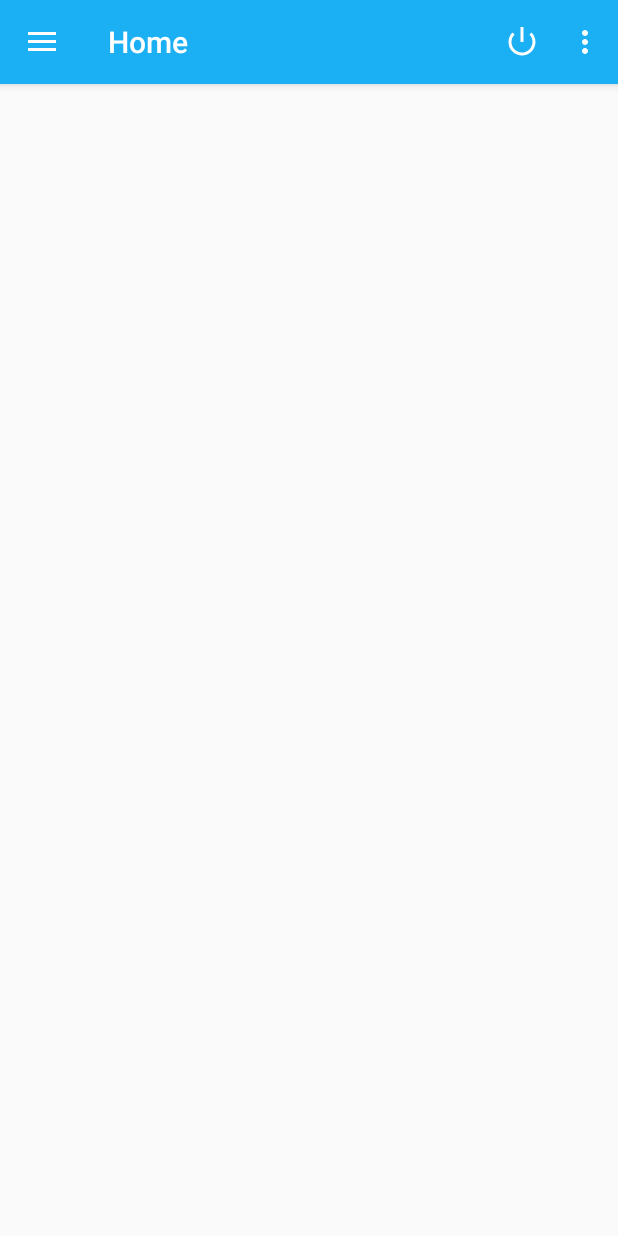
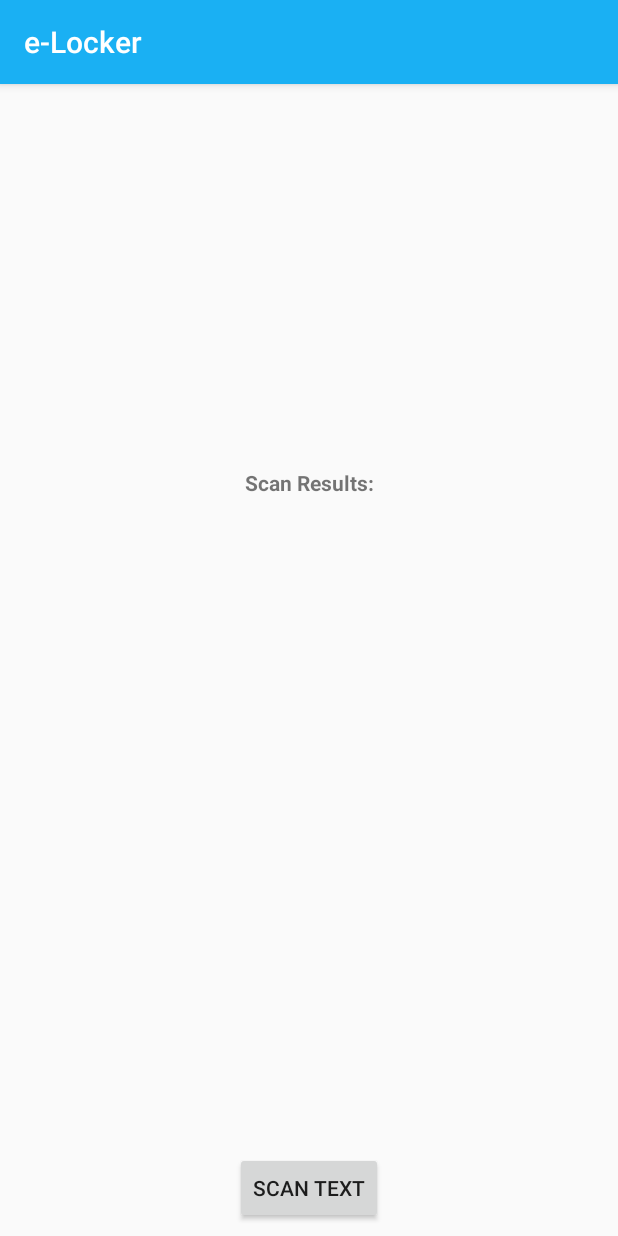
Before and after one commit to harshkhare93/e-Locker-project-work, an Android app: the screen it shows after launch once a user with an empty profile is signed in (Home before the commit, Scanning_OCR after it), after a tap on "Scan Documents", on a phone screen of 412 x 824 dp. Run offline under Robolectric (Android 15) with nearby library versions, the phone set to English and light mode, and no system bars; our stand-ins replace Firebase (no records; nobody signed in at launch, a user with empty details on screens opened directly); libraries missing offline, so code that uses them is left out: com.facebook, com.facebook.login; 5 statements that could not run were skipped; 1 other tap on this screen came first.

Commit message:
scanning documents
Scanning document completed using OCR Technics

```diff
--- a/app/build.gradle
+++ b/app/build.gradle
@@ -5,7 +5,7 @@ android {
     buildToolsVersion "25.0.2"
     defaultConfig {
         applicationId "harshkhare.e_locker"
-        minSdkVersion 21
+        minSdkVersion 19
         targetSdkVersion 25
         versionCode 1
         versionName "1.0"
@@ -33,10 +33,12 @@ dependencies {
     compile 'com.google.android.gms:play-services-auth:10.0.1'
     compile 'com.facebook.android:facebook-android-sdk:[4,5)'
     compile 'com.github.medyo:fancybuttons:1.8.3'
-    compile "com.squareup.picasso:picasso:2.5.2"
+    compile 'com.squareup.picasso:picasso:2.5.2'
+    compile 'com.google.android.gms:play-services-vision:10.0.1'
     testCompile 'junit:junit:4.12'
 }
 
 
 
+
 apply plugin: 'com.google.gms.google-services'
--- a/app/src/main/java/harshkhare/e_locker/Home.java
+++ b/app/src/main/java/harshkhare/e_locker/Home.java
@@ -2,9 +2,7 @@ package harshkhare.e_locker;
 
 import android.content.Intent;
 import android.os.Bundle;
-import android.support.design.widget.FloatingActionButton;
-import android.support.design.widget.Snackbar;
-import android.view.View;
+
 import android.support.design.widget.NavigationView;
 import android.support.v4.view.GravityCompat;
 import android.support.v4.widget.DrawerLayout;
@@ -13,6 +11,8 @@ import android.support.v7.app.AppCompatActivity;
 import android.support.v7.widget.Toolbar;
 import android.view.Menu;
 import android.view.MenuItem;
+
+
 
 import static android.R.attr.id;
 
@@ -75,6 +75,8 @@ public class Home extends AppCompatActivity implements NavigationView.OnNavigati
 
             case R.id.nav_camera:
                // todo Handle the camera action
+                Intent camera=new Intent(Home.this,Scanning_OCR.class);
+                startActivity(camera);
                 break;
             case R.id.nav_upload:
                 //todo upload documents
--- /dev/null
+++ b/app/src/main/java/harshkhare/e_locker/Scanning_OCR.java
@@ -0,0 +1,165 @@
+package harshkhare.e_locker;
+
+import android.Manifest;
+import android.content.Context;
+import android.content.Intent;
+import android.content.pm.PackageManager;
+import android.graphics.Bitmap;
+import android.graphics.BitmapFactory;
+import android.net.Uri;
+import android.os.Environment;
+import android.provider.MediaStore;
+import android.support.annotation.NonNull;
+import android.support.v4.app.ActivityCompat;
+import android.support.v7.app.AppCompatActivity;
+import android.os.Bundle;
+import android.util.Log;
+import android.util.SparseArray;
+import android.view.View;
+import android.widget.Button;
+import android.widget.TextView;
+import android.widget.Toast;
+
+import com.google.android.gms.vision.Frame;
+import com.google.android.gms.vision.text.Text;
+import com.google.android.gms.vision.text.TextBlock;
+import com.google.android.gms.vision.text.TextRecognizer;
+
+
+
+
+import java.io.File;
+import java.io.FileNotFoundException;
+
+public class Scanning_OCR extends AppCompatActivity {
+    private static final String LOG_TAG = "Text API";
+    private static final int PHOTO_REQUEST = 10;
+    private TextView scanResults;
+    private Uri imageUri;
+    private TextRecognizer detector;
+    private static final int REQUEST_WRITE_PERMISSION = 20;
+    private static final String SAVED_INSTANCE_URI = "uri";
+    private static final String SAVED_INSTANCE_RESULT = "result";
+
+    @Override
+    protected void onCreate(Bundle savedInstanceState) {
+        super.onCreate(savedInstanceState);
+        setContentView(R.layout.activity_scanning__ocr);
+        Button button = (Button) findViewById(R.id.button);
+        scanResults = (TextView) findViewById(R.id.results);
+        if (savedInstanceState != null) {
+            imageUri = Uri.parse(savedInstanceState.getString(SAVED_INSTANCE_URI));
+            scanResults.setText(savedInstanceState.getString(SAVED_INSTANCE_RESULT));
+        }
+        detector = new TextRecognizer.Builder(getApplicationContext()).build();
+        button.setOnClickListener(new View.OnClickListener() {
+            @Override
+            public void onClick(View view) {
+                ActivityCompat.requestPermissions(Scanning_OCR.this, new
+                        String[]{Manifest.permission.WRITE_EXTERNAL_STORAGE}, REQUEST_WRITE_PERMISSION);
+            }
+        });
+    }
+
+    @Override
+    public void onRequestPermissionsResult(int requestCode, @NonNull String[] permissions, @NonNull int[] grantResults) {
+        super.onRequestPermissionsResult(requestCode, permissions, grantResults);
+        switch (requestCode) {
+            case REQUEST_WRITE_PERMISSION:
+                if (grantResults.length > 0 && grantResults[0] == PackageManager.PERMISSION_GRANTED) {
+                    takePicture();
+                } else {
+                    Toast.makeText(Scanning_OCR.this, "Permission Denied!", Toast.LENGTH_SHORT).show();
+                }
+        }
+    }
+
+    @Override
+    protected void onActivityResult(int requestCode, int resultCode, Intent data) {
+        if (requestCode == PHOTO_REQUEST && resultCode == RESULT_OK) {
+            launchMediaScanIntent();
+            try {
+                Bitmap bitmap = decodeBitmapUri(this, imageUri);
+                if (detector.isOperational() && bitmap != null) {
+                    Frame frame = new Frame.Builder().setBitmap(bitmap).build();
+                    SparseArray<TextBlock> textBlocks = detector.detect(frame);
+                    String blocks = "";
+                    String lines = "";
+                    String words = "";
+                    for (int index = 0; index < textBlocks.size(); index++) {
+                        //extract scanned text blocks here
+                        TextBlock tBlock = textBlocks.valueAt(index);
+                        blocks = blocks + tBlock.getValue() + "\n" + "\n";
+                        for (Text line : tBlock.getComponents()) {
+                            //extract scanned text lines here
+                            lines = lines + line.getValue() + "\n";
+                            for (Text element : line.getComponents()) {
+                                //extract scanned text words here
+                                words = words + element.getValue() + ", ";
+                            }
+                        }
+                    }
+                    if (textBlocks.size() == 0) {
+                        scanResults.setText("Scan Failed: Found nothing to scan");
+                    } else {
+                        scanResults.setText(scanResults.getText() + "Blocks: " + "\n");
+                        scanResults.setText(scanResults.getText() + blocks + "\n");
+                        scanResults.setText(scanResults.getText() + "---------" + "\n");
+                        scanResults.setText(scanResults.getText() + "Lines: " + "\n");
+                        scanResults.setText(scanResults.getText() + lines + "\n");
+                        scanResults.setText(scanResults.getText() + "---------" + "\n");
+                        scanResults.setText(scanResults.getText() + "Words: " + "\n");
+                        scanResults.setText(scanResults.getText() + words + "\n");
+                        scanResults.setText(scanResults.getText() + "---------" + "\n");
+                    }
+                } else {
+                    scanResults.setText("Could not set up the detector!");
+                }
+            } catch (Exception e) {
+                Toast.makeText(this, "Failed to load Image", Toast.LENGTH_SHORT)
+                        .show();
+                Log.e(LOG_TAG, e.toString());
+            }
+        }
+    }
+
+    private void takePicture() {
+        Intent intent = new Intent(MediaStore.ACTION_IMAGE_CAPTURE);
+        File photo = new File(Environment.getExternalStorageDirectory(), "picture.jpg");
+        imageUri = Uri.fromFile(photo);
+        intent.putExtra(MediaStore.EXTRA_OUTPUT, imageUri);
+        startActivityForResult(intent, PHOTO_REQUEST);
+    }
+
+    @Override
+    protected void onSaveInstanceState(Bundle outState) {
+        if (imageUri != null) {
+            outState.putString(SAVED_INSTANCE_URI, imageUri.toString());
+            outState.putString(SAVED_INSTANCE_RESULT, scanResults.getText().toString());
+        }
+        super.onSaveInstanceState(outState);
+    }
+
+    private void launchMediaScanIntent() {
+        Intent mediaScanIntent = new Intent(Intent.ACTION_MEDIA_SCANNER_SCAN_FILE);
+        mediaScanIntent.setData(imageUri);
+        this.sendBroadcast(mediaScanIntent);
+    }
+
+    private Bitmap decodeBitmapUri(Context ctx, Uri uri) throws FileNotFoundException {
+        int targetW = 600;
+        int targetH = 600;
+        BitmapFactory.Options bmOptions = new BitmapFactory.Options();
+        bmOptions.inJustDecodeBounds = true;
+        BitmapFactory.decodeStream(ctx.getContentResolver().openInputStream(uri), null, bmOptions);
+        int photoW = bmOptions.outWidth;
+        int photoH = bmOptions.outHeight;
+
+        int scaleFactor = Math.min(photoW / targetW, photoH / targetH);
+        bmOptions.inJustDecodeBounds = false;
+        bmOptions.inSampleSize = scaleFactor;
+
+        return BitmapFactory.decodeStream(ctx.getContentResolver()
+                .openInputStream(uri), null, bmOptions);
+    }
+}
--- /dev/null
+++ b/app/src/main/res/layout/activity_scanning__ocr.xml
@@ -0,0 +1,83 @@
+<?xml version="1.0" encoding="utf-8"?>
+<android.support.constraint.ConstraintLayout
+    android:id="@+id/activity_main"
+    xmlns:android="http://schemas.android.com/apk/res/android"
+    xmlns:app="http://schemas.android.com/apk/res-auto"
+    xmlns:tools="http://schemas.android.com/tools"
+    android:layout_width="match_parent"
+    android:layout_height="match_parent"
+    tools:context="harshkhare.e_locker.Scanning_OCR">
+
+    <ImageView
+        android:id="@+id/imageView"
+        android:layout_width="200dp"
+        android:layout_height="200dp"
+        android:layout_marginTop="16dp"
+        app:layout_constraintLeft_toLeftOf="parent"
+        app:layout_constraintRight_toRightOf="parent"
+        app:layout_constraintTop_toTopOf="parent"
+
+        tools:layout_constraintLeft_creator="1"
+        tools:layout_constraintRight_creator="1"/>
+
+    <Button
+        android:id="@+id/button"
+        android:layout_width="wrap_content"
+        android:layout_height="wrap_content"
+        android:layout_marginBottom="8dp"
+        android:text="Scan Text"
+        app:layout_constraintBottom_toBottomOf="parent"
+        app:layout_constraintLeft_toLeftOf="parent"
+        app:layout_constraintRight_toRightOf="parent"
+        tools:layout_constraintLeft_creator="1"
+        tools:layout_constraintRight_creator="1"
+        />
+
+    <TextView
+        android:id="@+id/textView"
+        android:layout_width="wrap_content"
+        android:layout_height="wrap_content"
+        android:layout_marginTop="40dp"
+        android:text="Scan Results:"
+        android:textAllCaps="false"
+        android:textStyle="normal|bold"
+        app:layout_constraintLeft_toLeftOf="parent"
+        app:layout_constraintRight_toRightOf="parent"
+        app:layout_constraintTop_toBottomOf="@+id/imageView"
+        tools:layout_constraintLeft_creator="1"
+        tools:layout_constraintRight_creator="1"/>
+
+    <ScrollView
+        android:layout_width="0dp"
+        android:layout_height="0dp"
+        android:layout_marginTop="8dp"
+        android:paddingLeft="5dp"
+        android:paddingRight="5dp"
+        app:layout_constraintBottom_toBottomOf="parent"
+        app:layout_constraintHorizontal_bias="1.0"
+        app:layout_constraintLeft_toLeftOf="parent"
+        app:layout_constraintRight_toRightOf="parent"
+        app:layout_constraintTop_toBottomOf="@+id/textView"
+        tools:layout_constraintTop_creator="1"
+        tools:layout_constraintRight_creator="1"
+        tools:layout_constraintBottom_creator="1"
+        tools:layout_constraintLeft_creator="1">
+
+        <LinearLayout
+            android:layout_width="match_parent"
+            android:layout_height="wrap_content"
+            android:orientation="vertical">
+
+            <TextView
+                android:id="@+id/results"
+                android:layout_width="wrap_content"
+                android:layout_height="wrap_content"
+                android:layout_marginTop="8dp"
+                app:layout_constraintLeft_toLeftOf="parent"
+                app:layout_constraintRight_toRightOf="parent"
+                tools:layout_constraintLeft_creator="1"
+                tools:layout_constraintRight_creator="1"
+                tools:layout_constraintTop_creator="1"/>
+        </LinearLayout>
+    </ScrollView>
+</android.support.constraint.ConstraintLayout>
--- a/app/src/main/res/values/colors.xml
+++ b/app/src/main/res/values/colors.xml
@@ -4,4 +4,6 @@
     <color name="colorPrimaryDark">#303F9F</color>
     <color name="colorAccent">#161698</color>
     <color name="gggggg">#eb7b8c</color>
+    <color name="colorLightGrey">#F1F1F1</color>
+
 </resources>
--- a/app/src/main/res/values/dimens.xml
+++ b/app/src/main/res/values/dimens.xml
@@ -7,4 +7,9 @@
     <dimen name="fab_margin">16dp</dimen>
     <dimen name="app_bar_height">180dp</dimen>
     <dimen name="text_margin">16dp</dimen>
+    <dimen name="text_value_min_height">200dp</dimen>
+    <dimen name="small_margin">5dp</dimen>
+    <dimen name="button_margin_top">16dp</dimen>
+
+
 </resources>
```
Also changed, not shown: app/src/main/AndroidManifest.xml (+21 -4 lines), app/src/main/java/harshkhare/e_locker/GetProfileInformationActivity.java (+30 -1 lines), app/src/main/res/drawable/dashed_border.xml (added, +12 -0 lines), app/src/main/res/layout/activity_get_profile_information.xml (+16 -0 lines), app/src/main/res/values/strings.xml (+18 -0 lines).
